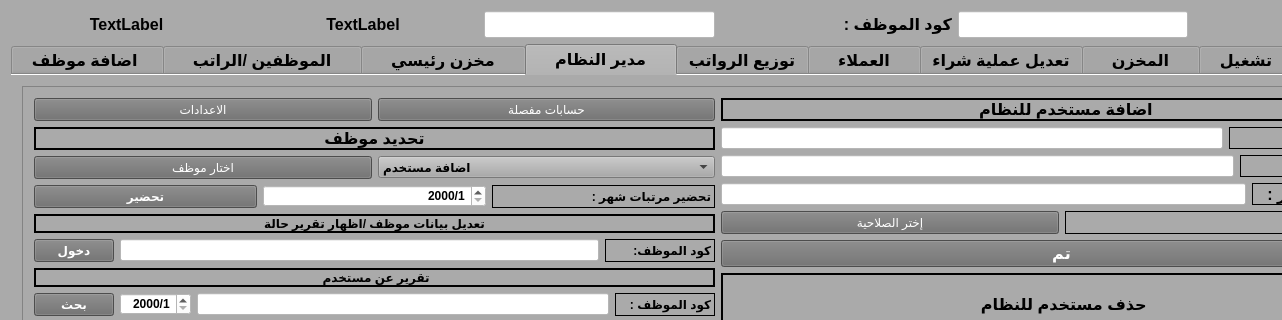
First picture: the form in mainwindow.ui, repository xman199775/jeanscar, before the edit; both pictures show x 0 to 1282 and y 0 to 320 of the 1436 by 827 pixel window.
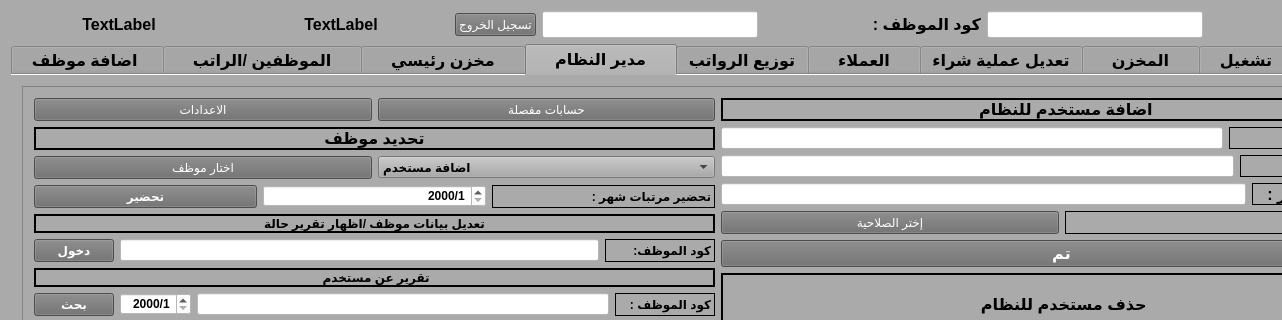
Second picture: the form after the edit. The open tabs and pages were chosen to show the change. Icons and pictures are not drawn.

What changed in the file:
```diff
--- a/mainwindow.ui
+++ b/mainwindow.ui
@@ -83,6 +83,21 @@
           </property>
          </widget>
         </item>
+        <item>
+         <widget class="QPushButton" name="sign_out">
+          <property name="cursor">
+           <cursorShape>PointingHandCursor</cursorShape>
+          </property>
+          <property name="styleSheet">
+           <string notr="true">color: rgb(255, 255, 255);
+background-color: rgb(108, 108, 108);
+</string>
+          </property>
+          <property name="text">
+           <string>تسجيل الخروج</string>
+          </property>
+         </widget>
+        </item>
         <item>
          <widget class="QLineEdit" name="admincodeline">
           <property name="sizePolicy">
```
Left out of the diff: 2 changed lines with no effect on the pictures.
